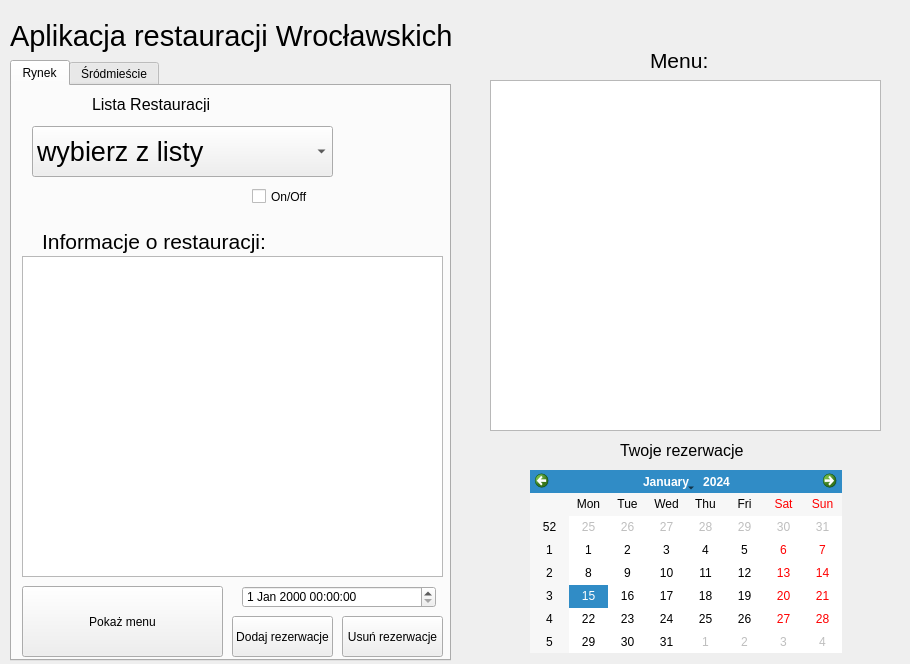
Old version of the form mainwindow.ui in the repository Johny250353/projek1.
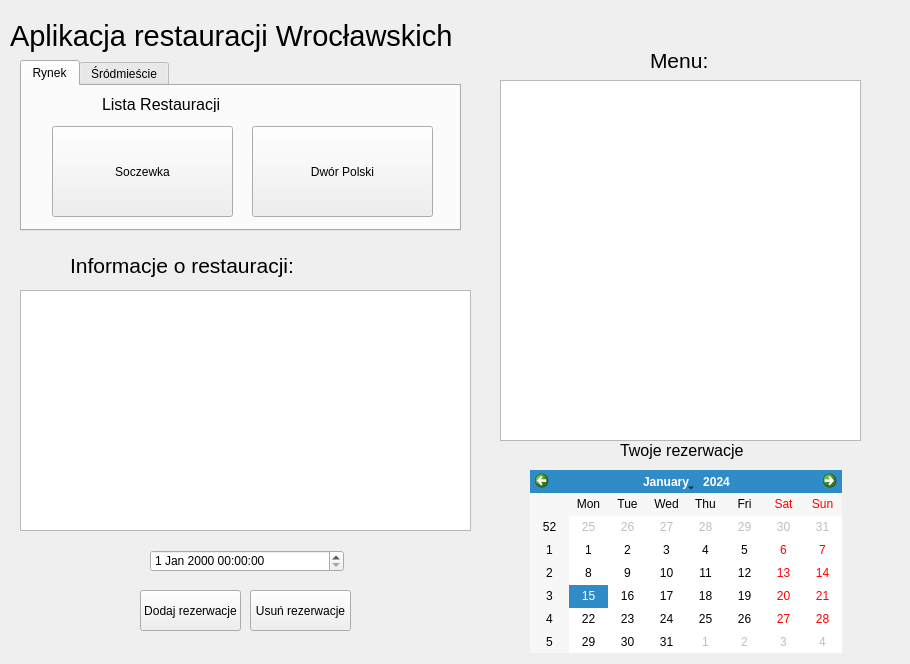
New version of the form. The open tabs and pages were chosen to show the change.

```diff
--- a/mainwindow.ui
+++ b/mainwindow.ui
@@ -57,10 +57,10 @@
    <widget class="QTabWidget" name="tabWidget">
     <property name="geometry">
      <rect>
-      <x>10</x>
+      <x>20</x>
       <y>60</y>
       <width>441</width>
-      <height>601</height>
+      <height>171</height>
      </rect>
     </property>
     <property name="currentIndex">
@@ -70,79 +70,6 @@
      <attribute name="title">
       <string>Rynek</string>
      </attribute>
-     <widget class="QDateTimeEdit" name="dateTimeEdit">
-      <property name="geometry">
-       <rect>
-        <x>230</x>
-        <y>500</y>
-        <width>194</width>
-        <height>22</height>
-       </rect>
-      </property>
-     </widget>
-     <widget class="QPushButton" name="pushButton">
-      <property name="geometry">
-       <rect>
-        <x>220</x>
-        <y>530</y>
-        <width>101</width>
-        <height>41</height>
-       </rect>
-      </property>
-      <property name="text">
-       <string>Dodaj rezerwacje</string>
-      </property>
-     </widget>
-     <widget class="QComboBox" name="lista1">
-      <property name="geometry">
-       <rect>
-        <x>20</x>
-        <y>40</y>
-        <width>301</width>
-        <height>51</height>
-       </rect>
-      </property>
-      <property name="font">
-       <font>
-        <pointsize>20</pointsize>
-       </font>
-      </property>
-      <item>
-       <property name="text">
-        <string>wybierz z listy</string>
-       </property>
-      </item>
-      <item>
-       <property name="text">
-        <string>Dwór Polski</string>
-       </property>
-      </item>
-      <item>
-       <property name="text">
-        <string>O Sole Mio</string>
-       </property>
-      </item>
-      <item>
-       <property name="text">
-        <string>Restauracja Czeska</string>
-       </property>
-      </item>
-      <item>
-       <property name="text">
-        <string>Soczeka</string>
-       </property>
-      </item>
-      <item>
-       <property name="text">
-        <string>Spiż</string>
-       </property>
-      </item>
-      <item>
-       <property name="text">
-        <string>Whyski in the Jar</string>
-       </property>
-      </item>
-     </widget>
      <widget class="QLabel" name="label_4">
       <property name="geometry">
        <rect>
@@ -161,71 +88,30 @@
        <string>Lista Restauracji</string>
       </property>
      </widget>
-     <widget class="QPushButton" name="pushButton_showmenu1">
-      <property name="geometry">
-       <rect>
-        <x>10</x>
-        <y>500</y>
-        <width>201</width>
-        <height>71</height>
-       </rect>
-      </property>
-      <property name="text">
-       <string>Pokaż menu</string>
-      </property>
-     </widget>
-     <widget class="QListView" name="listView_2">
-      <property name="geometry">
-       <rect>
-        <x>10</x>
-        <y>170</y>
-        <width>421</width>
-        <height>321</height>
-       </rect>
-      </property>
-     </widget>
-     <widget class="QLabel" name="label_5">
+     <widget class="QPushButton" name="button_soczewka">
       <property name="geometry">
        <rect>
         <x>30</x>
-        <y>140</y>
-        <width>301</width>
-        <height>31</height>
+        <y>40</y>
+        <width>181</width>
+        <height>91</height>
        </rect>
       </property>
-      <property name="font">
-       <font>
-        <pointsize>16</pointsize>
-       </font>
-      </property>
       <property name="text">
-       <string>Informacje o restauracji:</string>
+       <string>Soczewka</string>
       </property>
      </widget>
-     <widget class="QCheckBox" name="check_onoff1">
+     <widget class="QPushButton" name="button_dwor">
       <property name="geometry">
        <rect>
-        <x>240</x>
-        <y>100</y>
-        <width>70</width>
-        <height>21</height>
+        <x>230</x>
+        <y>40</y>
+        <width>181</width>
+        <height>91</height>
        </rect>
       </property>
       <property name="text">
-       <string>On/Off</string>
-      </property>
-     </widget>
-     <widget class="QPushButton" name="pushButton_6">
-      <property name="geometry">
-       <rect>
-        <x>330</x>
-        <y>530</y>
-        <width>101</width>
-        <height>41</height>
-       </rect>
-      </property>
-      <property name="text">
-       <string>Usuń rezerwacje</string>
+       <string>Dwór Polski</string>
       </property>
      </widget>
     </widget>
@@ -274,58 +160,13 @@
        <string>Lista Restauracji</string>
       </property>
      </widget>
-     <widget class="QComboBox" name="lista2">
-      <property name="geometry">
-       <rect>
-        <x>20</x>
-        <y>40</y>
-        <width>301</width>
-        <height>51</height>
-       </rect>
-      </property>
-      <property name="font">
-       <font>
-        <pointsize>20</pointsize>
-       </font>
-      </property>
-      <item>
-       <property name="text">
-        <string>wybierz z listy</string>
-       </property>
-      </item>
-      <item>
-       <property name="text">
-        <string>U Gruzina</string>
-       </property>
-      </item>
-      <item>
-       <property name="text">
-        <string>PANda Sushi</string>
-       </property>
-      </item>
-      <item>
-       <property name="text">
-        <string>Pizza nel Parco</string>
-       </property>
-      </item>
-      <item>
-       <property name="text">
-        <string>Pizzeria Bravo</string>
-       </property>
-      </item>
-      <item>
-       <property name="text">
-        <string>Thali Kuchnia Indyjska</string>
-       </property>
-      </item>
-     </widget>
-     <widget class="QLabel" name="label_7">
+     <widget class="QPushButton" name="button_Panda">
       <property name="geometry">
        <rect>
         <x>30</x>
-        <y>140</y>
-        <width>301</width>
-        <height>31</height>
+        <y>40</y>
+        <width>181</width>
+        <height>91</height>
        </rect>
       </property>
       <property name="font">
@@ -334,7 +175,7 @@
        </font>
       </property>
       <property name="text">
-       <string>Informacje o restauracji</string>
+       <string>PANda Ramen</string>
       </property>
      </widget>
      <widget class="QListView" name="listView_3">
@@ -406,16 +247,6 @@
      <string>Menu:</string>
     </property>
    </widget>
-   <widget class="QListView" name="listView">
-    <property name="geometry">
-     <rect>
-      <x>490</x>
-      <y>80</y>
-      <width>391</width>
-      <height>351</height>
-     </rect>
-    </property>
-   </widget>
    <widget class="QLabel" name="label_3">
     <property name="geometry">
      <rect>
@@ -434,6 +265,80 @@
      <string>Aplikacja restauracji Wrocławskich</string>
     </property>
    </widget>
+   <widget class="QLabel" name="label_7">
+    <property name="geometry">
+     <rect>
+      <x>70</x>
+      <y>250</y>
+      <width>301</width>
+      <height>31</height>
+     </rect>
+    </property>
+    <property name="font">
+     <font>
+      <pointsize>16</pointsize>
+     </font>
+    </property>
+    <property name="text">
+     <string>Informacje o restauracji:</string>
+    </property>
+   </widget>
+   <widget class="QPushButton" name="button_rezerw1">
+    <property name="geometry">
+     <rect>
+      <x>140</x>
+      <y>590</y>
+      <width>101</width>
+      <height>41</height>
+     </rect>
+    </property>
+    <property name="text">
+     <string>Dodaj rezerwacje</string>
+    </property>
+   </widget>
+   <widget class="QPushButton" name="button_unreserw1">
+    <property name="geometry">
+     <rect>
+      <x>250</x>
+      <y>590</y>
+      <width>101</width>
+      <height>41</height>
+     </rect>
+    </property>
+    <property name="text">
+     <string>Usuń rezerwacje</string>
+    </property>
+   </widget>
+   <widget class="QDateTimeEdit" name="dateTimeEdit1">
+    <property name="geometry">
+     <rect>
+      <x>150</x>
+      <y>550</y>
+      <width>194</width>
+      <height>22</height>
+     </rect>
+    </property>
+   </widget>
+   <widget class="QTextBrowser" name="textinfo">
+    <property name="geometry">
+     <rect>
+      <x>20</x>
+      <y>290</y>
+      <width>451</width>
+      <height>241</height>
+     </rect>
+    </property>
+   </widget>
+   <widget class="QTextBrowser" name="textmenu">
+    <property name="geometry">
+     <rect>
+      <x>500</x>
+      <y>80</y>
+      <width>361</width>
+      <height>361</height>
+     </rect>
+    </property>
+   </widget>
   </widget>
  </widget>
  <tabstops>
```
Left out of the diff: 163 changed lines with no effect on the pictures.
